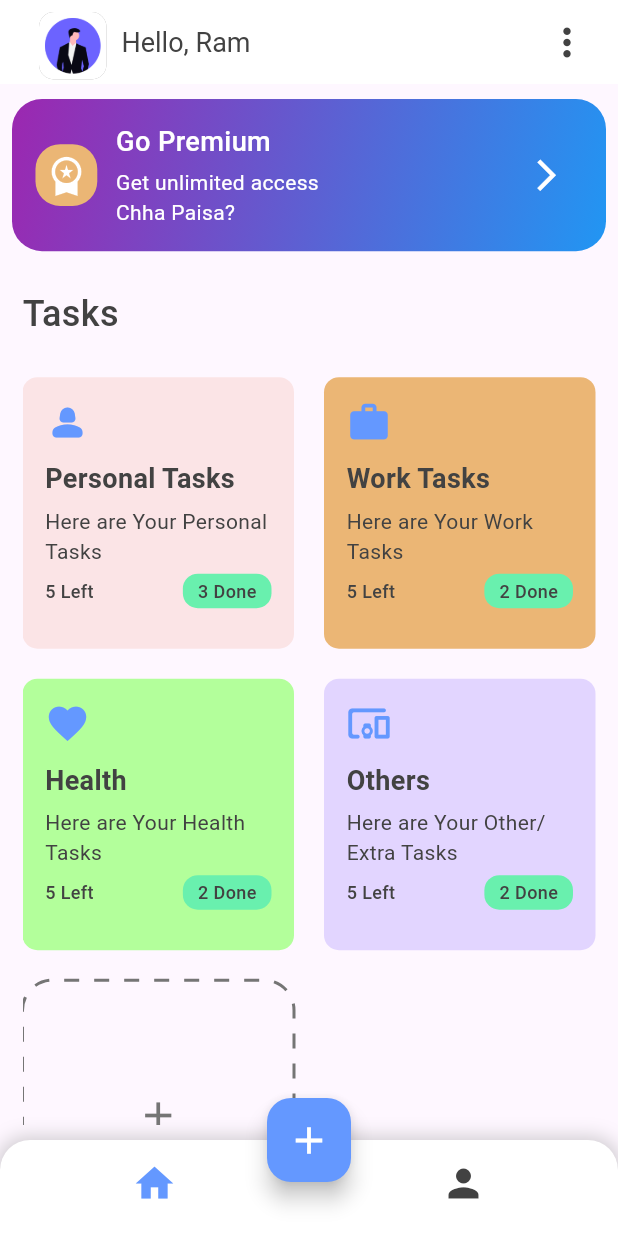
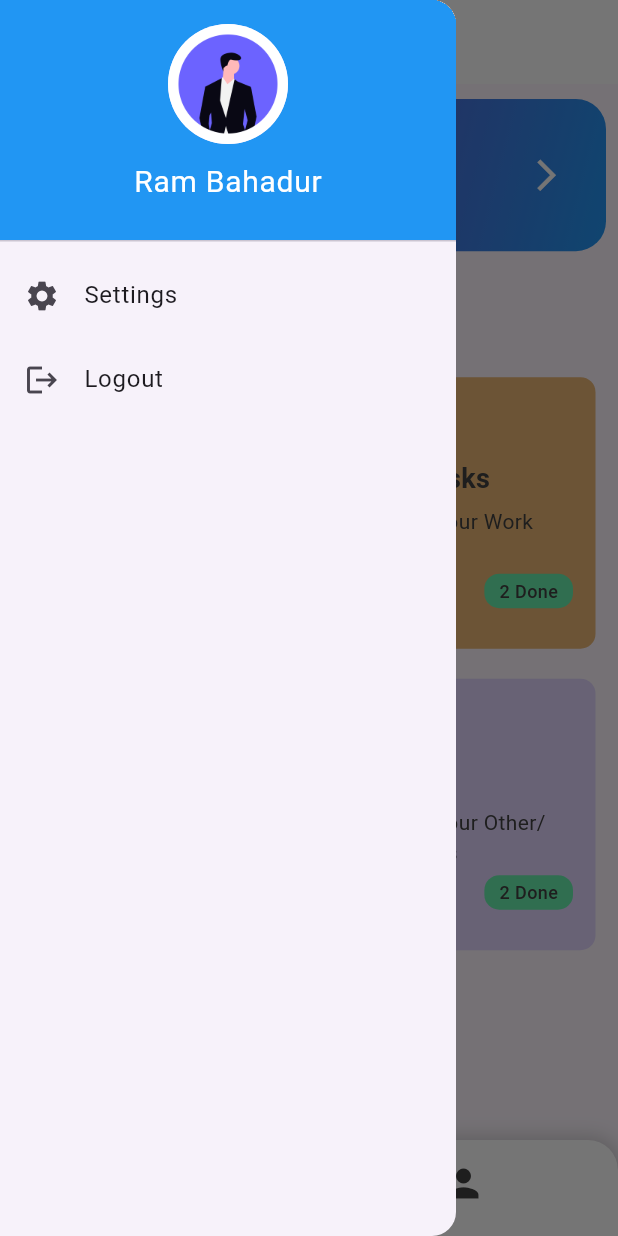
Before and after one commit to 4bhisheksharma/task-management-app, a Flutter app: the screen it shows after launch, with the side drawer open (before the commit the screen has no drawer), on a phone screen of 412 x 824 dp. Run offline on Flutter 3.47's test engine with Material 3 defaults, Android fonts, the phone set to English and light mode, and no system bars; drawn by our look-alikes of dotted_border.

```diff
--- a/lib/pages/home_page.dart
+++ b/lib/pages/home_page.dart
@@ -1,6 +1,8 @@
 import 'package:flutter/material.dart';
+import 'package:tms/pages/menu_page.dart';
 import 'package:tms/pages/profile_page.dart';
 import 'package:tms/themes/constant.dart';
+import 'package:tms/widgets/drawer.dart';
 import 'package:tms/widgets/go_premium.dart';
 import 'package:tms/widgets/tasks.dart';
 
@@ -17,7 +19,7 @@ class _MyHomePageState extends State<MyHomePage> {
   @override
   Widget build(BuildContext context) {
     return Scaffold(
-      appBar: _buildAppBar(),
+      appBar: _buildAppBar(context),
       bottomNavigationBar: Container(
         decoration: BoxDecoration(
           borderRadius: BorderRadius.only(
@@ -69,11 +71,12 @@ class _MyHomePageState extends State<MyHomePage> {
       ),
       floatingActionButtonLocation: FloatingActionButtonLocation.centerDocked,
       body: _pages[selectedIndex],
+      drawer: MyDrawer(),
     );
   }
 }
 
-AppBar _buildAppBar() {
+AppBar _buildAppBar(BuildContext context) {
   return AppBar(
     title: Row(
       children: [
@@ -94,13 +97,6 @@ AppBar _buildAppBar() {
         Text('Hello, Ram', style: TextStyle(color: kDark, fontSize: 18)),
       ],
     ),
-    actions: [
-      IconButton(
-        onPressed: () {},
-        icon: Icon(Icons.more_vert, color: kDark, size: 30),
-      ),
-      SizedBox(width: 10),
-    ],
     centerTitle: true,
     backgroundColor: kWhite,
     elevation: 0,
--- /dev/null
+++ b/lib/widgets/drawer.dart
@@ -0,0 +1,47 @@
+import 'package:flutter/material.dart';
+
+class MyDrawer extends StatelessWidget {
+  const MyDrawer({super.key});
+
+  @override
+  Widget build(BuildContext context) {
+    return Drawer(
+      // in this drawer we will add user profile, settings, and logout options
+      child: ListView(
+        padding: EdgeInsets.zero,
+        children: [
+          DrawerHeader(
+            decoration: BoxDecoration(color: Colors.blue),
+            child: Column(
+              children: [
+                CircleAvatar(
+                  radius: 40,
+                  backgroundImage: AssetImage('assets/images/profile.png'),
+                ),
+                SizedBox(height: 10),
+                Text(
+                  'Ram Bahadur',
+                  style: TextStyle(color: Colors.white, fontSize: 20),
+                ),
+              ],
+            ),
+          ),
+          ListTile(
+            leading: Icon(Icons.settings),
+            title: Text('Settings'),
+            onTap: () {
+              // Navigate to settings page
+            },
+          ),
+          ListTile(
+            leading: Icon(Icons.logout),
+            title: Text('Logout'),
+            onTap: () {
+              // Handle logout
+            },
+          ),
+        ],
+      ),
+    );
+  }
+}
```
Also changed, not shown: lib/components/upper_header.dart (added, +34 -0 lines), lib/pages/menu_page.dart (added, +15 -0 lines).
